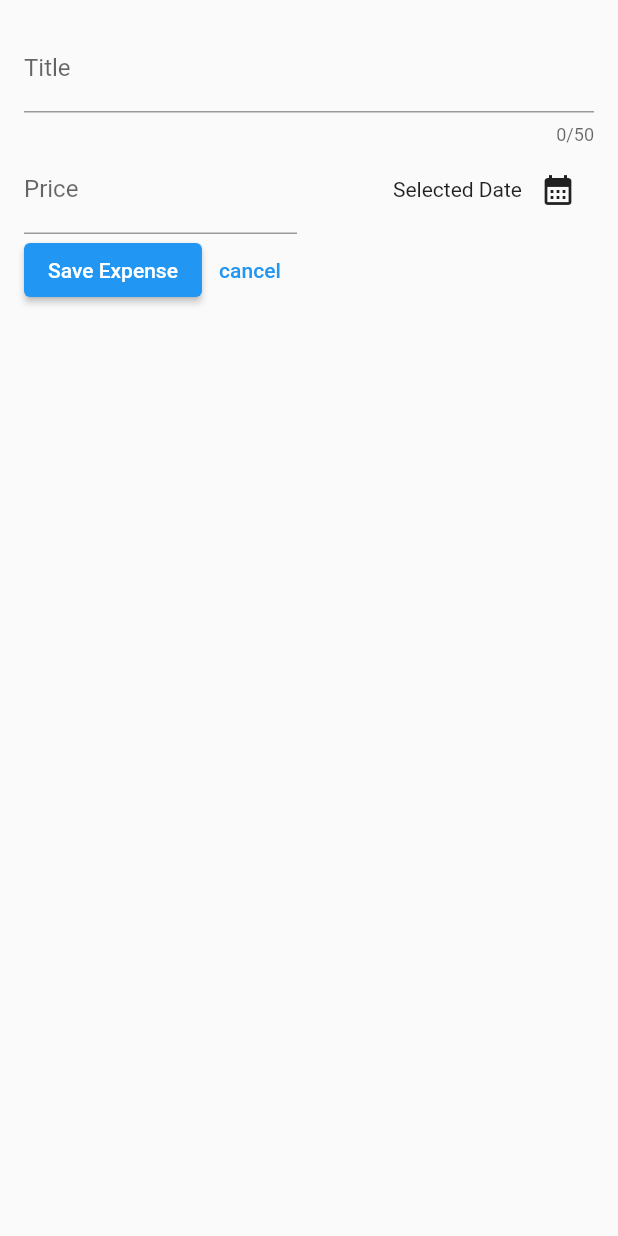
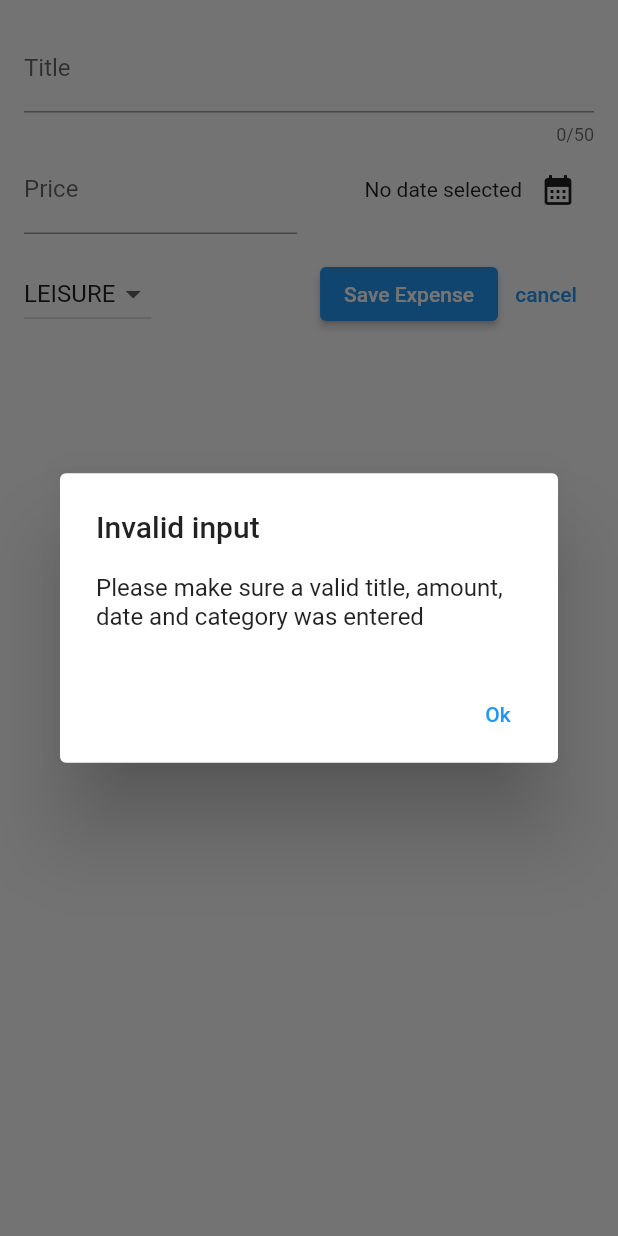
Before and after one commit to AndroidKarlos/ExpensesTracker, a Flutter app: the NewExpense widget shown alone on an empty page, opened directly, after a tap on "Save Expense", on a phone screen of 412 x 824 dp. Run offline on Flutter 3.47's test engine with Material 2 defaults, Android fonts, the phone set to English and light mode, and no system bars.

Commit message:
implementing a dropdown menu to category and submit expense form.

```diff
--- a/lib/widget/new_expense.dart
+++ b/lib/widget/new_expense.dart
@@ -1,4 +1,5 @@
 import 'package:flutter/material.dart';
+import 'package:expense_tracker/models/expense.dart';
 
 class NewExpense extends StatefulWidget {
   const NewExpense({super.key});
@@ -12,15 +13,46 @@ class NewExpense extends StatefulWidget {
 class _NewExpenseState extends State<NewExpense> {
   final _titleController = TextEditingController();
   final _amountController = TextEditingController();
+  DateTime? _selectedDate;
+  Category _selectedCategory = Category.leisure;
 
-  void _presentDatePicker() {
+  void _presentDatePicker() async {
     final now = DateTime.now();
     final firstDate = DateTime(now.year - 1, now.month, now.day);
-    showDatePicker(
+    final pickedDate = await showDatePicker(
         context: context,
         initialDate: now,
         firstDate: firstDate,
         lastDate: now);
+
+    setState(() {
+      _selectedDate = pickedDate;
+    });
+  }
+
+  void _submidExpenseData() {
+    final enteredAmount = double.tryParse(_amountController.text);
+    final amountIsValid = enteredAmount == null || enteredAmount <= 0;
+    if (_titleController.text.trim().isEmpty ||
+        amountIsValid ||
+        _selectedDate == null) {
+      showDialog(
+        context: context,
+        builder: (ctx) => AlertDialog(
+          title: const Text('Invalid input'),
+          content: const Text(
+              'Please make sure a valid title, amount, date and category was entered'),
+          actions: [
+            TextButton(
+                onPressed: () {
+                  Navigator.pop(ctx);
+                },
+                child: const Text('Ok'))
+          ],
+        ),
+      );
+      return;
+    }
   }
 
   @override
@@ -61,7 +93,11 @@ class _NewExpenseState extends State<NewExpense> {
                   mainAxisAlignment: MainAxisAlignment.end,
                   crossAxisAlignment: CrossAxisAlignment.center,
                   children: [
-                    const Text('Selected Date'),
+                    Text(
+                      _selectedDate == null
+                          ? 'No date selected'
+                          : formatted.format(_selectedDate!),
+                    ),
                     IconButton(
                       onPressed: _presentDatePicker,
                       icon: const Icon(Icons.calendar_month),
@@ -71,10 +107,32 @@ class _NewExpenseState extends State<NewExpense> {
               ),
             ],
           ),
+          const SizedBox(height: 16),
           Row(
             children: [
+              DropdownButton(
+                  value: _selectedCategory,
+                  items: Category.values
+                      .map(
+                        (category) => DropdownMenuItem(
+                          value: category,
+                          child: Text(
+                            category.name.toUpperCase(),
+                          ),
+                        ),
+                      )
+                      .toList(),
+                  onChanged: (value) {
+                    if (value == null) {
+                      return;
+                    }
+                    setState(() {
+                      _selectedCategory = value;
+                    });
+                  }),
+              const Spacer(),
               ElevatedButton(
-                onPressed: () {},
+                onPressed: _submidExpenseData,
                 child: const Text('Save Expense'),
               ),
               TextButton(
```
